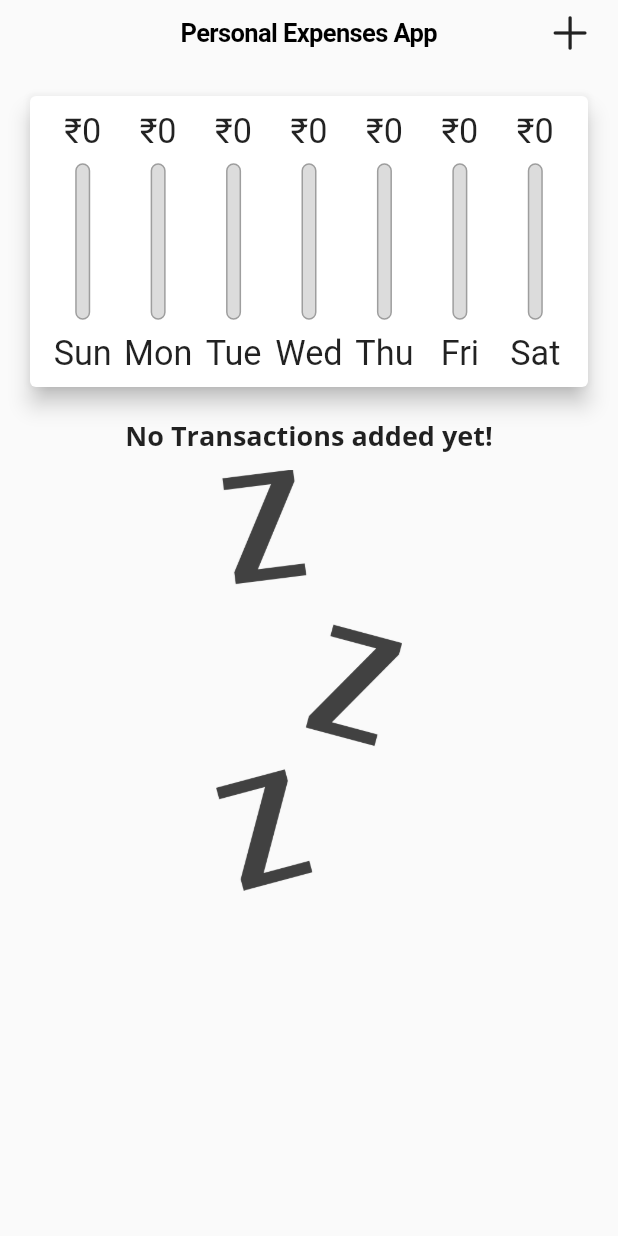
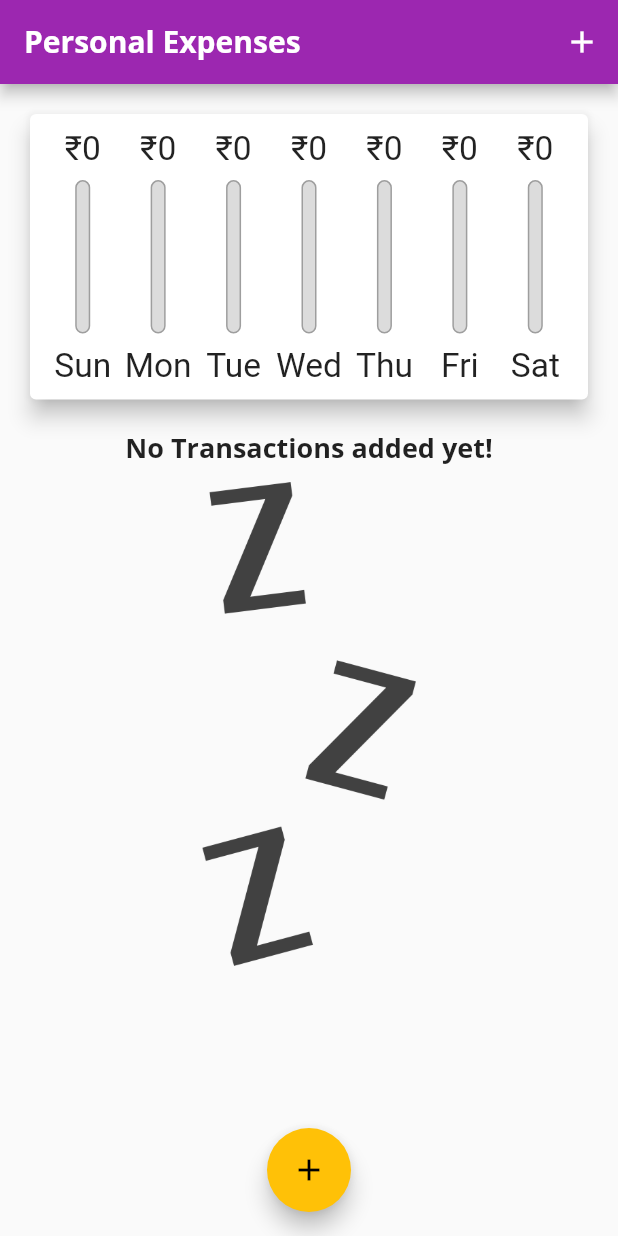
Before and after one commit to shubham-sapkal/personal-expenses-app, a Flutter app: the screen it shows after launch, on a phone screen of 412 x 824 dp. Run offline on Flutter 3.47's test engine with Material 2 defaults, Android fonts, the light colour scheme and no system bars.

Commit message:
code optimazations

```diff
--- a/lib/main.dart
+++ b/lib/main.dart
@@ -9,10 +9,9 @@ import './widgets/chart.dart';
 import './models/transactions.dart';
 
 void main() {
-  // WidgetsFlutterBinding.ensureInitialized();
   // SystemChrome.setPreferredOrientations([
   //   DeviceOrientation.portraitUp,
-  //   DeviceOrientation.portraitDown,
+  //   DeviceOrientation.portraitUp,
   // ]);
   runApp(MyApp());
 }
@@ -21,21 +20,19 @@ class MyApp extends StatelessWidget {
   @override
   Widget build(BuildContext context) {
     return MaterialApp(
-      title: 'Personal Expenses App',
-      home: MyHomePage(),
+      title: 'Personal Expenses',
       theme: ThemeData(
           primarySwatch: Colors.purple,
           accentColor: Colors.amber,
-        fontFamily: 'QuickSand',
+          // errorColor: Colors.red,
+          fontFamily: 'Quicksand',
           textTheme: ThemeData.light().textTheme.copyWith(
                 title: TextStyle(
                   fontFamily: 'OpenSans',
                   fontWeight: FontWeight.bold,
                   fontSize: 18,
                 ),
-              button: TextStyle(
-                color: Colors.white,
-              ),
+                button: TextStyle(color: Colors.white),
               ),
           appBarTheme: AppBarTheme(
             textTheme: ThemeData.light().textTheme.copyWith(
@@ -43,154 +40,100 @@ class MyApp extends StatelessWidget {
                     fontFamily: 'OpenSans',
                     fontSize: 20,
                     fontWeight: FontWeight.bold,
-                  color: Colors.white,
                   ),
                 ),
-        ),
-      ),
+          )),
+      home: MyHomePage(),
     );
   }
 }
 
 class MyHomePage extends StatefulWidget {
+  // String titleInput;
+  // String amountInput;
   @override
   _MyHomePageState createState() => _MyHomePageState();
 }
 
 class _MyHomePageState extends State<MyHomePage> {
+  bool _showChart = false;
   final List<Transaction> _userTransactions = [
     // Transaction(
     //   id: 't1',
-    //   title: 'New Phone',
-    //   amount: 22000,
+    //   title: 'New Shoes',
+    //   amount: 69.99,
     //   date: DateTime.now(),
     // ),
     // Transaction(
     //   id: 't2',
-    //   title: 'New laptop',
-    //   amount: 52000,
+    //   title: 'Weekly Groceries',
+    //   amount: 16.53,
     //   date: DateTime.now(),
     // ),
   ];
 
-  bool _showChart = false;
-
   List<Transaction> get _recentTransactions {
     return _userTransactions.where((tx) {
       return tx.date.isAfter(
-        DateTime.now().subtract(Duration(days: 7)),
+        DateTime.now().subtract(
+          Duration(days: 7),
+        ),
       );
     }).toList();
   }
 
   void _addNewTransaction(
-      String txTitle, double txAmount, DateTime chooseDate) {
-    final newTransaction = Transaction(
-      id: DateTime.now().toString(),
+      String txTitle, double txAmount, DateTime chosenDate) {
+    final newTx = Transaction(
       title: txTitle,
       amount: txAmount,
-      date: chooseDate,
+      date: chosenDate,
+      id: DateTime.now().toString(),
     );
 
     setState(() {
-      _userTransactions.add(newTransaction);
+      _userTransactions.add(newTx);
     });
+  }
+
+  void _startAddNewTransaction(BuildContext ctx) {
+    showModalBottomSheet(
+      context: ctx,
+      builder: (_) {
+        return GestureDetector(
+          onTap: () {},
+          child: NewTransaction(transactionController: _addNewTransaction),
+          behavior: HitTestBehavior.opaque,
+        );
+      },
+    );
   }
 
   void _deleteTransaction(String id) {
     setState(() {
-      _userTransactions.removeWhere((tx) {
-        return tx.id == id;
-      });
+      _userTransactions.removeWhere((tx) => tx.id == id);
     });
   }
 
-  void _startAddTransaction(BuildContext cxt) {
-    showModalBottomSheet(
-        context: cxt,
-        builder: (_) {
-          return GestureDetector(
-            onTap: () {},
-            child: NewTransaction(
-              transactionController: _addNewTransaction,
-            ),
-            behavior: HitTestBehavior.opaque,
-          );
-        });
-  }
-
-  @override
-  Widget build(BuildContext context) {
-    final mediaQuery = MediaQuery.of(context);
-    final isLandspace = mediaQuery.orientation == Orientation.landscape;
-
-    final dynamic appBar = !Platform.isIOS
-        ? CupertinoNavigationBar(
-            middle: Text('Personal Expenses App'),
-            trailing: Row(
-              mainAxisSize: MainAxisSize.min,
-              children: <Widget>[
-                GestureDetector(
-                  child: Icon(
-                    CupertinoIcons.add
-                  ),
-                  onTap: () => _startAddTransaction(context),
-                ),
-              ],
-            ),
-          )
-        : AppBar(
-            title: Text('Personal Expenses App'),
-            actions: <Widget>[
-              IconButton(
-                onPressed: () => _startAddTransaction(context),
-                icon: Icon(Icons.add),
-              ),
-            ],
-          );
-
-    final transactionListWidget = Container(
-      height: (mediaQuery.size.height -
-              appBar.preferredSize.height -
-              mediaQuery.padding.top) *
-          0.6,
-      child: TransactionList(
-        userTransactions: _userTransactions,
-        deleteTransactionController: _deleteTransaction,
-      ),
-    );
-
-    final pageBody = SafeArea(child: SingleChildScrollView(
-      child: Column(
-        mainAxisAlignment: MainAxisAlignment.start,
-        crossAxisAlignment: CrossAxisAlignment.stretch,
-        children: [
-          if (isLandspace)
-            Row(
+   List<Widget> _landspaceModeBuilder(MediaQueryData mediaQuery, AppBar appBar,Widget txListWidget) {
+      return [Row(
         mainAxisAlignment: MainAxisAlignment.center,
         children: <Widget>[
-                Text('Show Chart', style: Theme.of(context).textTheme.title),
+          Text(
+            'Show Chart',
+            style: Theme.of(context).textTheme.title,
+          ),
           Switch(
-                    activeColor: Theme.of(context).accentColor,
+            // activeColor: Theme.of(context).accentColor,
             value: _showChart,
             onChanged: (val) {
               setState(() {
                 _showChart = val;
               });
-                    }),
+            },
+          ),
         ],
-            ),
-          if (!isLandspace)
-            Container(
-              height: (mediaQuery.size.height -
-                      appBar.preferredSize.height -
-                      mediaQuery.padding.top) *
-                  0.3,
-              child: Chart(recentTransactions: _recentTransactions),
-            ),
-          if (!isLandspace) transactionListWidget,
-          if (isLandspace)
-            _showChart
+      ),  _showChart
                 ? Container(
                     height: (mediaQuery.size.height -
                             appBar.preferredSize.height -
@@ -198,13 +141,73 @@ class _MyHomePageState extends State<MyHomePage> {
                         0.7,
                     child: Chart(recentTransactions: _recentTransactions),
                   )
-                : transactionListWidget,
+                : txListWidget,];
+    }
+
+    List<Widget> _portraintModeBuilder(MediaQueryData mediaQuery, AppBar appBar,Widget txListWidget) {
+      return [Container(
+        height: (mediaQuery.size.height -
+                appBar.preferredSize.height -
+                mediaQuery.padding.top) *
+            0.3,
+        child: Chart(recentTransactions: _recentTransactions),
+      ),txListWidget];
+    }
+
+
+  @override
+  Widget build(BuildContext context) {
+    final mediaQuery = MediaQuery.of(context);
+    final isLandscape = mediaQuery.orientation == Orientation.landscape;
+    final dynamic appBar = Platform.isIOS
+        ? CupertinoNavigationBar(
+            middle: const Text(
+              'Personal Expenses',
+            ),
+            trailing: Row(
+              mainAxisSize: MainAxisSize.min,
+              children: <Widget>[
+                GestureDetector(
+                  child: const Icon(CupertinoIcons.add),
+                  onTap: () => _startAddNewTransaction(context),
+                ),
               ],
             ),
+          )
+        : AppBar(
+            title: const Text(
+              'Personal Expenses',
+            ),
+            actions: <Widget>[
+              IconButton(
+                icon: const Icon(Icons.add),
+                onPressed: () => _startAddNewTransaction(context),
+              ),
+            ],
+          );
+    final txListWidget = Container(
+      height: (mediaQuery.size.height -
+              appBar.preferredSize.height -
+              mediaQuery.padding.top) *
+          0.7,
+      child: TransactionList(
+          userTransactions: _userTransactions,
+          deleteTransactionController: _deleteTransaction),
+    );
+
+
+    final pageBody = SingleChildScrollView(
+      child: Column(
+        // mainAxisAlignment: MainAxisAlignment.start,
+        crossAxisAlignment: CrossAxisAlignment.stretch,
+        children: <Widget>[
+          if (isLandscape) ..._landspaceModeBuilder(mediaQuery, appBar, txListWidget,),
+          if (!isLandscape) ..._portraintModeBuilder(mediaQuery, appBar, txListWidget,),
+        ],
       ),
     );
 
-    return !Platform.isIOS
+    return Platform.isIOS
         ? CupertinoPageScaffold(
             child: pageBody,
             navigationBar: appBar,
@@ -214,11 +217,11 @@ class _MyHomePageState extends State<MyHomePage> {
             body: pageBody,
             floatingActionButtonLocation:
                 FloatingActionButtonLocation.centerFloat,
-            floatingActionButton: FloatingActionButton(
-              child: Icon(
-                Icons.add,
-              ),
-              onPressed: () => _startAddTransaction(context),
+            floatingActionButton: Platform.isIOS
+                ? Container()
+                : FloatingActionButton(
+                    child: Icon(Icons.add),
+                    onPressed: () => _startAddNewTransaction(context),
                   ),
           );
   }
--- a/lib/widgets/adaptive_flat_button.dart
+++ b/lib/widgets/adaptive_flat_button.dart
@@ -15,13 +15,13 @@ class AdaptiveFlatButton extends StatelessWidget {
         ? CupertinoButton(
             child: Text(
               text,
-              style: TextStyle(fontWeight: FontWeight.bold),
+              style: const TextStyle(fontWeight: FontWeight.bold),
             ),
             onPressed: handler,
           )
         : FlatButton(
             textColor: Theme.of(context).primaryColor,
-            child: Text(
+            child: const Text(
               'Choose date!',
               style: TextStyle(fontWeight: FontWeight.bold),
             ),
--- a/lib/widgets/new_transactions.dart
+++ b/lib/widgets/new_transactions.dart
@@ -76,7 +76,7 @@ class _NewTransactionState extends State<NewTransaction> {
               !Platform.isIOS
                   ? CupertinoButton(
                       padding: EdgeInsets.all(15),
-                      child: Text('Add transaction'),
+                      child: const Text('Add transaction'),
                       color: Theme.of(context).primaryColor,
                       // : Colors.white,
                       onPressed: () {
@@ -96,7 +96,7 @@ class _NewTransactionState extends State<NewTransaction> {
                     )
                   : RaisedButton(
                       padding: EdgeInsets.all(20),
-                      child: Text('Add transaction'),
+                      child: const Text('Add transaction'),
                       color: Theme.of(context).primaryColor,
                       textColor: Colors.white,
                       onPressed: () {
```
Also changed, not shown: lib/widgets/transaction_item.dart (added, +62 -0 lines), lib/widgets/transaction_list.dart (+3 -43 lines). Lines whose indentation alone changed are shown as unchanged.
